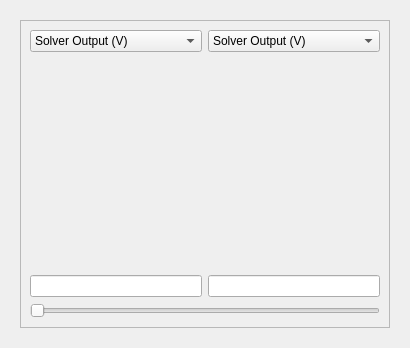
Before: the Qt Designer form src/solverresultsgraphicwidget.ui in DanielaCabiddu/PEMesh.2, drawn with Qt 5.
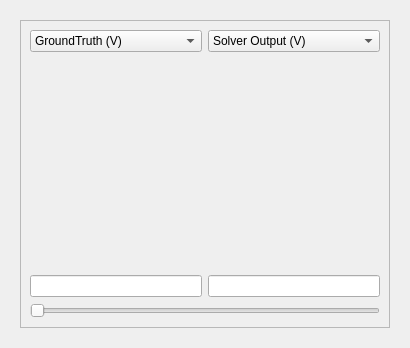
After: the same form once the commit is applied. Custom widgets are drawn as their Qt base class.

Commit message: fix color on solver results

```diff
--- a/src/solverresultsgraphicwidget.ui
+++ b/src/solverresultsgraphicwidget.ui
@@ -47,7 +47,7 @@
          <item row="0" column="0">
           <widget class="QComboBox" name="canvas1_cb">
            <property name="currentIndex">
-            <number>0</number>
+            <number>1</number>
            </property>
            <item>
             <property name="text">
```
